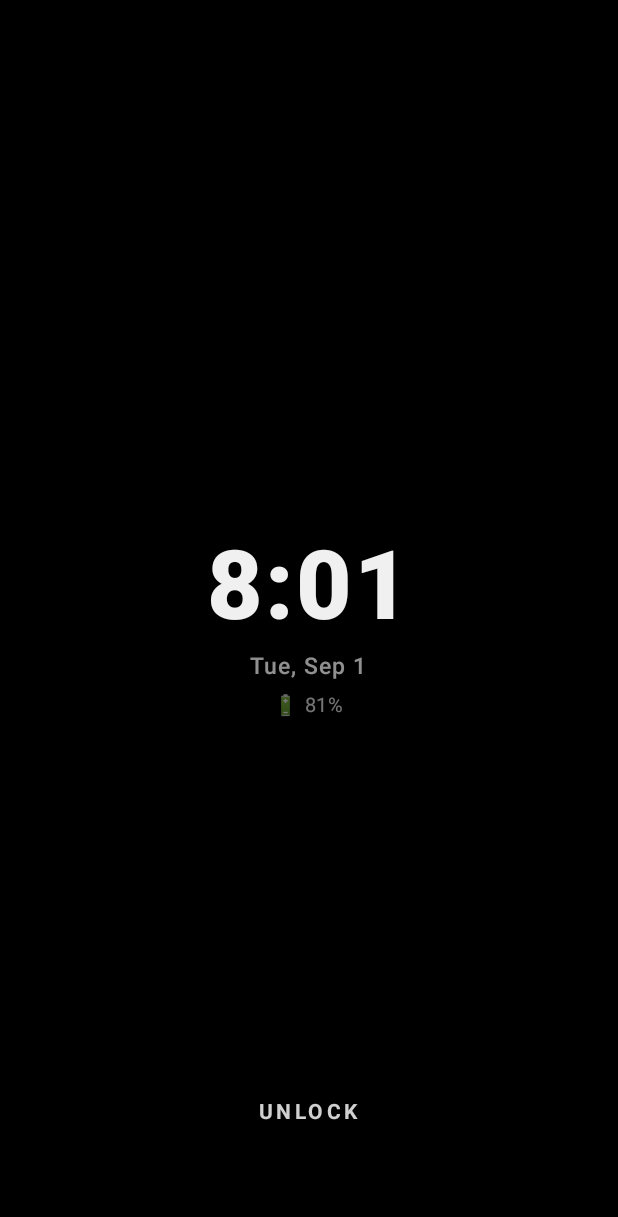
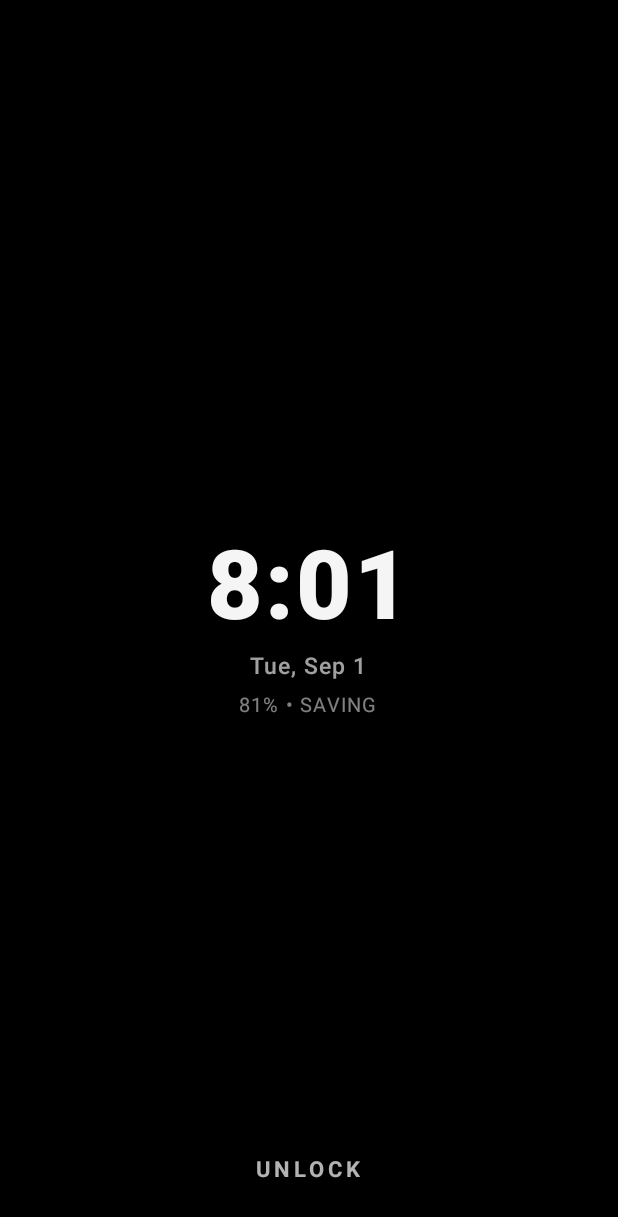
Before and after one commit to hashmiii14/Darkr, an Android app: the layout view_blackout.xml on its own in the app's theme, with its tools: preview values and no code run, on a phone screen of 412 x 824 dp. Shown: the top 1217 px of the screen. Run offline under Robolectric (Android 15) with nearby library versions, the light colour scheme and no system bars.

Commit message:
feat(blackout): add guaranteed zero-leak BlackoutActivity, never-stuck UNLOCK button, and Sunset Orange glow UI

```diff
--- a/app/src/main/res/layout/activity_main.xml
+++ b/app/src/main/res/layout/activity_main.xml
@@ -807,9 +807,9 @@
                 android:id="@+id/btnMasterBottomAction"
                 android:layout_width="match_parent"
                 android:layout_height="54dp"
-                android:backgroundTint="@color/white_pure"
+                android:backgroundTint="#FF6B00"
                 android:text="Start"
-                android:textColor="@color/black_true"
+                android:textColor="@color/white_pure"
                 android:textSize="16sp"
                 android:textStyle="bold"
                 android:letterSpacing="0.04"
--- a/app/src/main/res/layout/view_blackout.xml
+++ b/app/src/main/res/layout/view_blackout.xml
@@ -9,7 +9,7 @@
     android:clipToPadding="false"
     android:keepScreenOn="true">
 
-    <!-- Centered Minimalist Typography (Matching Image 2 Reference) -->
+    <!-- Centered Minimalist Typography -->
     <LinearLayout
         android:id="@+id/layoutClockContainer"
         android:layout_width="wrap_content"
@@ -24,7 +24,7 @@
             android:layout_width="wrap_content"
             android:layout_height="wrap_content"
             android:text="8:01"
-            android:textColor="#F0FFFFFF"
+            android:textColor="#F5FFFFFF"
             android:textSize="64sp"
             android:textStyle="bold"
             android:fontFamily="sans-serif-medium"
@@ -37,32 +37,30 @@
             android:layout_height="wrap_content"
             android:layout_marginTop="2dp"
             android:text="Tue, Sep 1"
-            android:textColor="#90FFFFFF"
+            android:textColor="#A0FFFFFF"
             android:textSize="15sp"
             android:fontFamily="sans-serif-medium"
             android:letterSpacing="0.04" />
 
-        <!-- Battery (e.g. 🔋 81%) -->
+        <!-- Battery (e.g. 81% • SAVING) -->
         <TextView
             android:id="@+id/tvClockBattery"
             android:layout_width="wrap_content"
             android:layout_height="wrap_content"
             android:layout_marginTop="6dp"
-            android:text="🔋 81%"
-            android:textColor="#75FFFFFF"
+            android:text="81% • SAVING"
+            android:textColor="#80FFFFFF"
             android:textSize="13sp"
-            android:letterSpacing="0.04" />
+            android:letterSpacing="0.06" />
     </LinearLayout>
 
-    <!-- Bottom UNLOCK Text Button (Matching Image 2 Reference) -->
-    <FrameLayout
+    <!-- Bottom UNLOCK Touch Area (Always visible, large 90dp touch target) -->
+    <LinearLayout
         android:id="@+id/layoutUnlockContainer"
-        android:layout_width="wrap_content"
-        android:layout_height="wrap_content"
-        android:layout_gravity="bottom|center_horizontal"
-        android:layout_marginBottom="60dp"
-        android:paddingHorizontal="32dp"
-        android:paddingVertical="14dp"
+        android:layout_width="match_parent"
+        android:layout_height="90dp"
+        android:layout_gravity="bottom"
+        android:gravity="center"
         android:clickable="true"
         android:focusable="true">
 
@@ -71,10 +69,11 @@
             android:layout_width="wrap_content"
             android:layout_height="wrap_content"
             android:text="UNLOCK"
-            android:textColor="#D0FFFFFF"
-            android:textSize="14sp"
+            android:textColor="#E0FFFFFF"
+            android:textSize="14.5sp"
             android:textStyle="bold"
-            android:letterSpacing="0.16" />
-    </FrameLayout>
+            android:letterSpacing="0.18"
+            android:alpha="0.8" />
+    </LinearLayout>
 
 </FrameLayout>
```
Also changed, not shown: app/src/main/AndroidManifest.xml (+9 -0 lines), app/src/main/java/com/darkr/app/BlackoutActivity.kt (added, +260 -0 lines), app/src/main/java/com/darkr/app/MainActivity.kt (+14 -10 lines), app/src/main/java/com/darkr/app/service/DarkrOverlayService.kt (+8 -0 lines), app/src/main/res/drawable/bg_button_orange.xml (added, +10 -0 lines), app/src/main/res/drawable/bg_mockup_glow.xml (+4 -4 lines).
